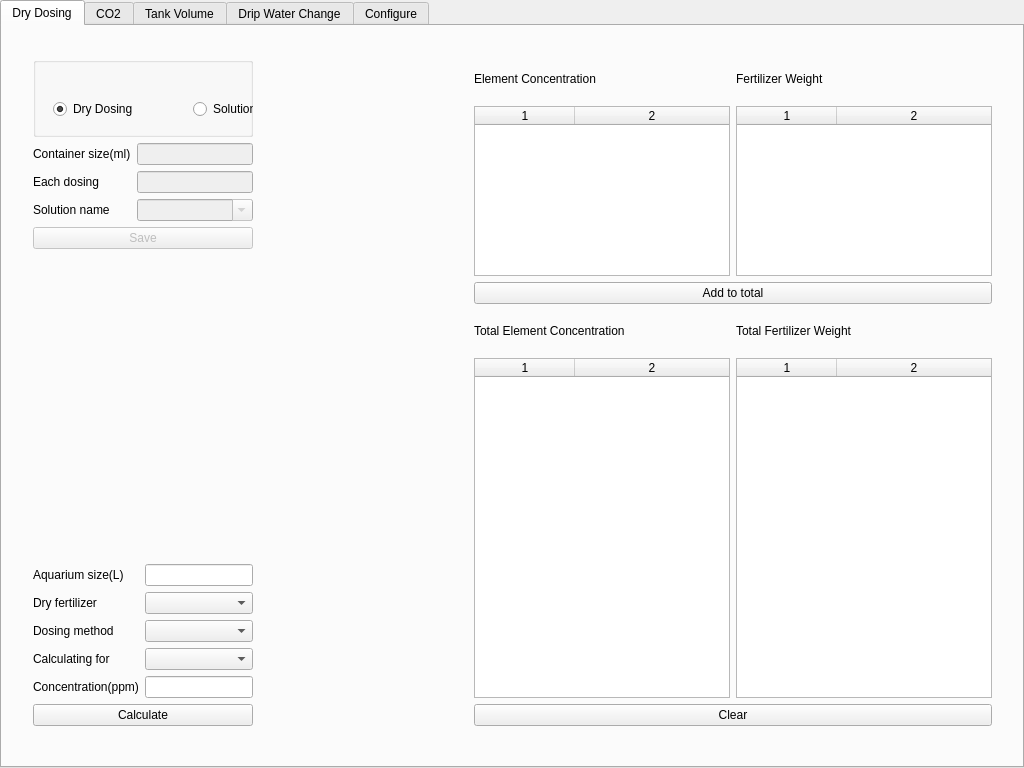
The window that mainwindow.ui (maolin-cdzl/PlantedTankCalculator) describes before a commit, drawn with Qt 5.
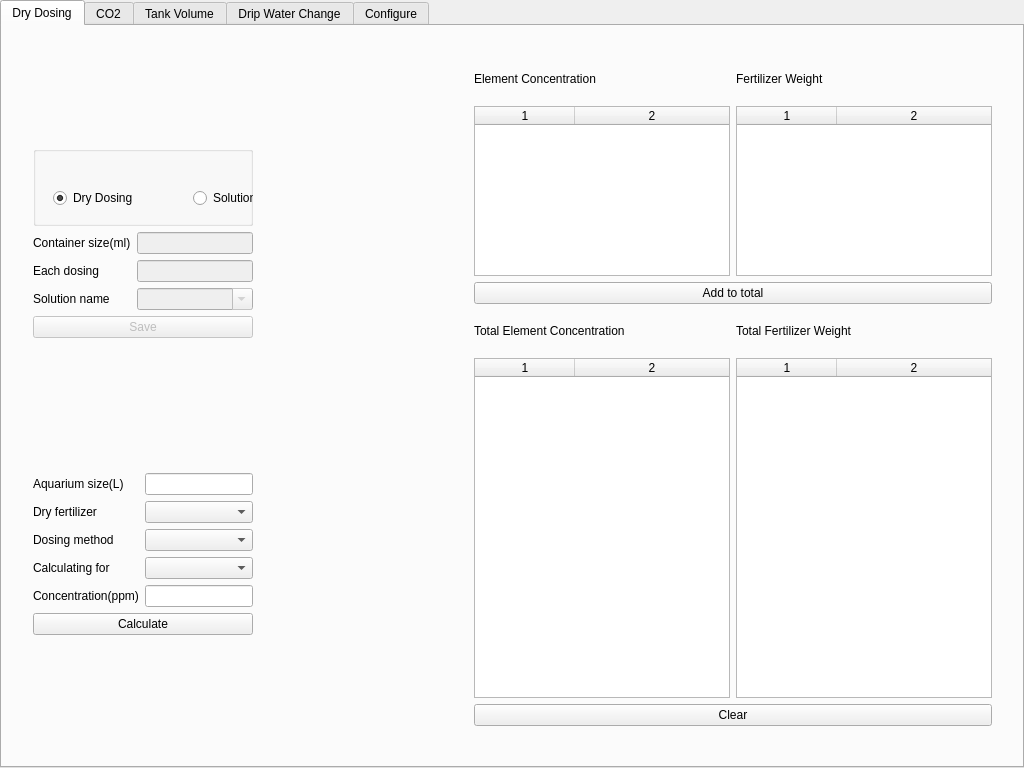
The same window after the commit. Icons and pictures are not drawn.

Commit message: home directory for windows

What changed in the file:
```diff
--- a/mainwindow.ui
+++ b/mainwindow.ui
@@ -47,7 +47,7 @@
       </property>
       <layout class="QHBoxLayout" name="horizontalLayout">
        <item>
-        <layout class="QVBoxLayout" name="verticalLayout">
+        <layout class="QVBoxLayout" name="verticalLayout" stretch="4,1,6">
          <item>
           <layout class="QGridLayout" name="gridLayout">
            <item row="0" column="0" colspan="2">
@@ -163,6 +163,9 @@
            <property name="orientation">
             <enum>Qt::Vertical</enum>
            </property>
+           <property name="sizeType">
+            <enum>QSizePolicy::Maximum</enum>
+           </property>
            <property name="sizeHint" stdset="0">
             <size>
              <width>20</width>
```
The commit also changes 1 other file.
